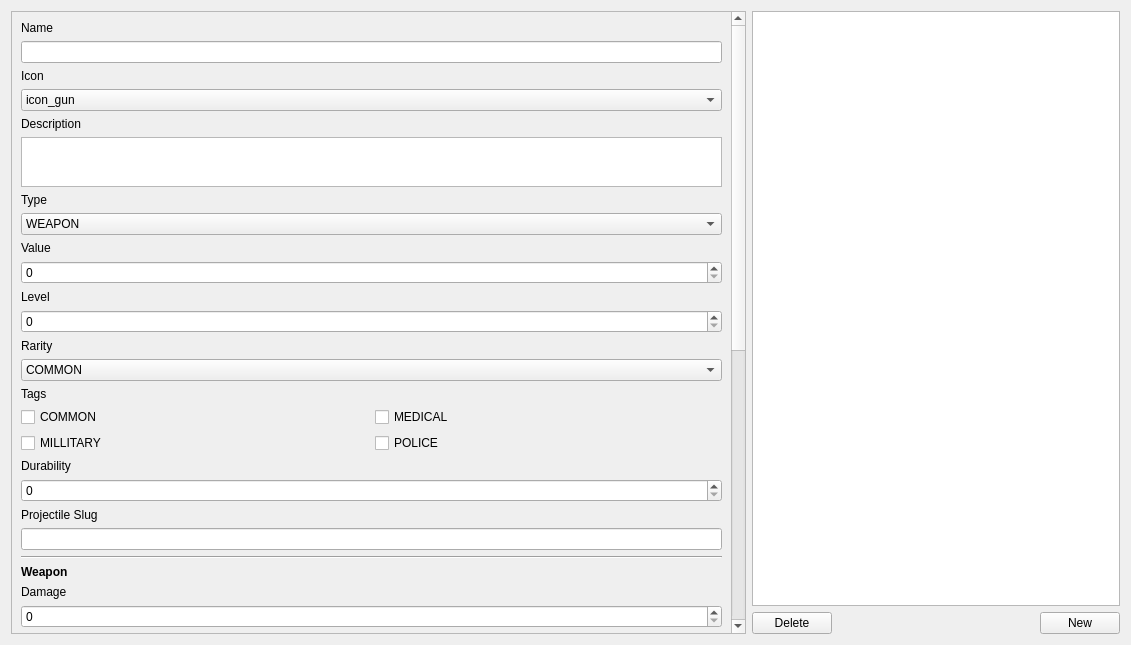
Old version of the form ui/tabitems.ui in the repository Boxfort/ZombieDataApp.
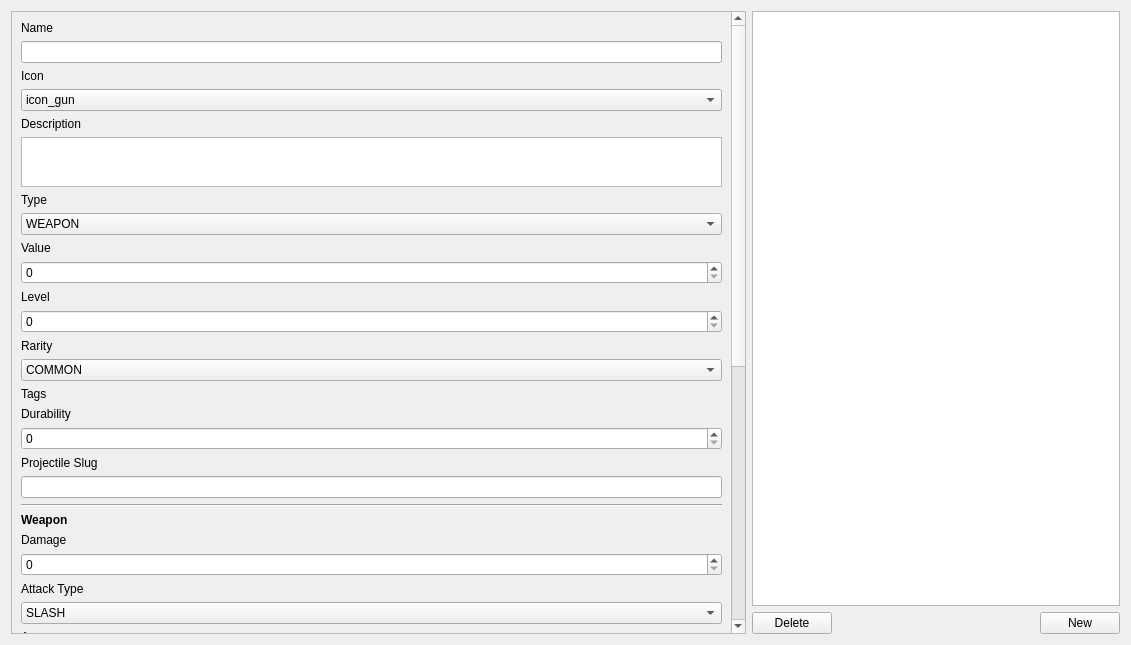
New version of the form.

What changed in the file:
```diff
--- a/ui/tabitems.ui
+++ b/ui/tabitems.ui
@@ -25,7 +25,7 @@
         <x>0</x>
         <y>0</y>
         <width>722</width>
-        <height>1241</height>
+        <height>1189</height>
        </rect>
       </property>
       <layout class="QVBoxLayout" name="verticalLayout_2">
@@ -216,39 +216,7 @@
         </widget>
        </item>
        <item>
-        <layout class="QGridLayout" name="gridLayout">
-         <property name="topMargin">
-          <number>0</number>
-         </property>
-         <item row="0" column="0">
-          <widget class="QCheckBox" name="check_tag_common">
-           <property name="text">
-            <string>COMMON</string>
-           </property>
-          </widget>
-         </item>
-         <item row="1" column="1">
-          <widget class="QCheckBox" name="check_tag_police">
-           <property name="text">
-            <string>POLICE</string>
-           </property>
-          </widget>
-         </item>
-         <item row="0" column="1">
-          <widget class="QCheckBox" name="check_tag_medical">
-           <property name="text">
-            <string>MEDICAL</string>
-           </property>
-          </widget>
-         </item>
-         <item row="1" column="0">
-          <widget class="QCheckBox" name="check_tag_millitary">
-           <property name="text">
-            <string>MILLITARY </string>
-           </property>
-          </widget>
-         </item>
-        </layout>
+        <layout class="QVBoxLayout" name="container_tags"/>
        </item>
        <item>
         <widget class="QLabel" name="label_durability">
```
